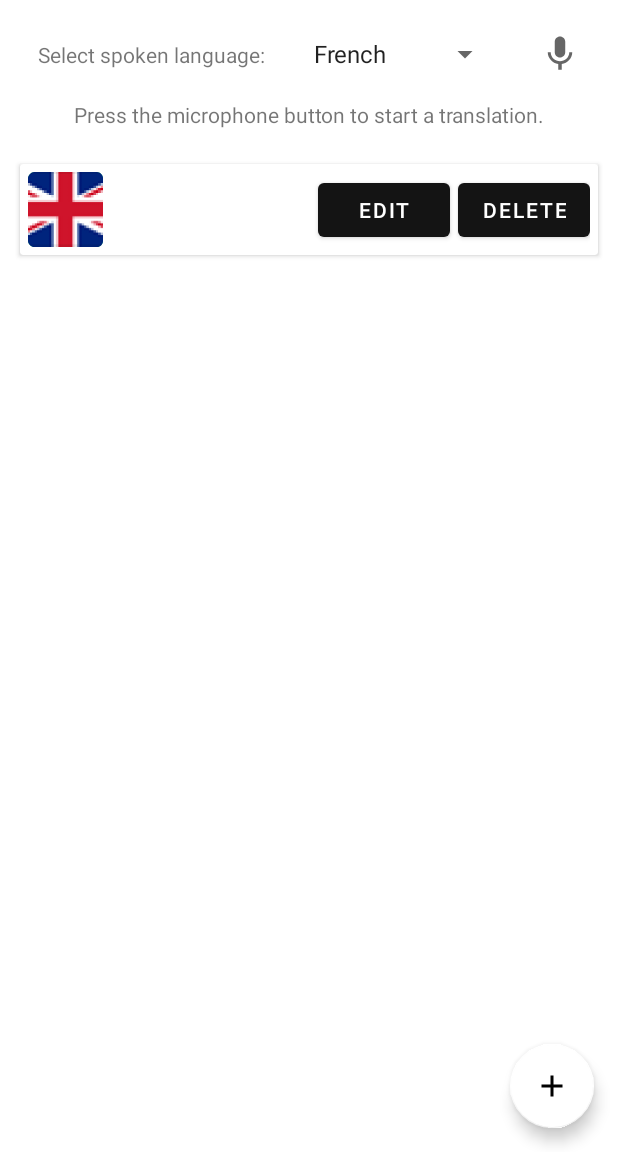
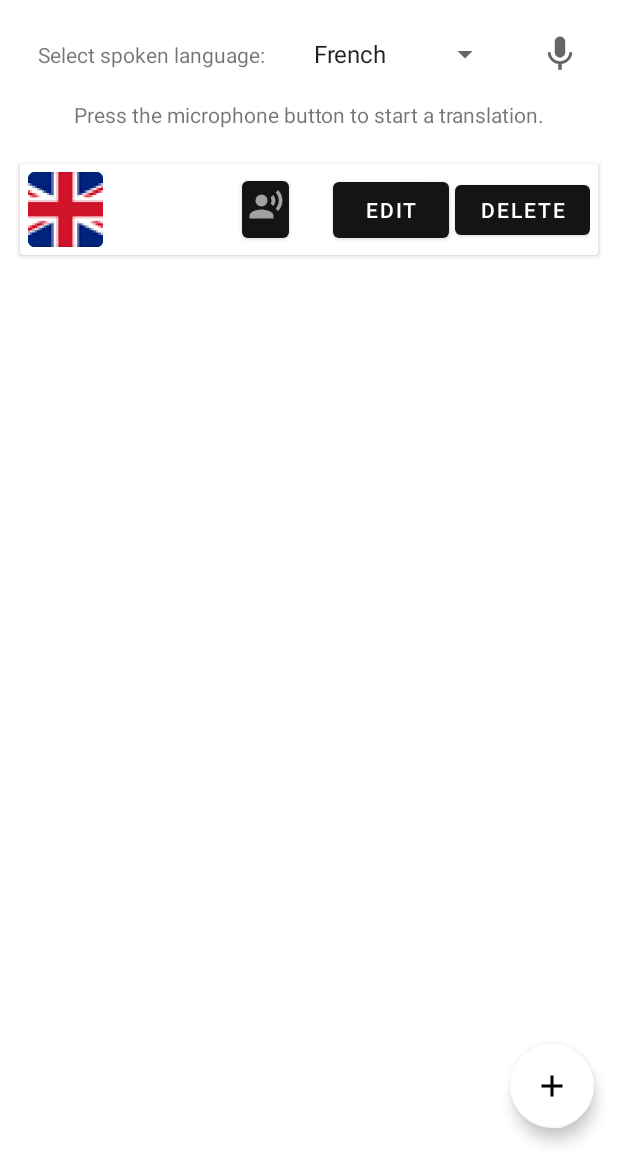
Before and after one commit to ndelvoye/BabelBlock, an Android app: the screen it shows after launch (MainActivity), on a phone screen of 412 x 824 dp, the part 84-1236 px from its top. Run offline under Robolectric (Android 15) with nearby library versions, the phone set to English and light mode, and no system bars; our stand-ins replace Timber; libraries missing offline, so code that uses them is left out: com.afollestad.materialdialogs; 1 statement that could not run was skipped.

Commit message:
add button text to speech

```diff
--- a/app/build.gradle
+++ b/app/build.gradle
@@ -46,6 +46,7 @@ dependencies {
     implementation 'androidx.cardview:cardview:1.0.0'
     implementation "androidx.work:work-runtime-ktx:2.4.0"
     implementation 'com.jakewharton.timber:timber:4.7.1'
+    implementation 'androidx.work:work-runtime:2.3.4'
 
     testImplementation 'junit:junit:4.13.1'
     androidTestImplementation 'androidx.test.ext:junit:1.1.2'
--- /dev/null
+++ b/app/src/main/res/drawable-anydpi/ic_action_speech.xml
@@ -0,0 +1,14 @@
+<vector xmlns:android="http://schemas.android.com/apk/res/android"
+    android:width="24dp"
+    android:height="24dp"
+    android:viewportWidth="24"
+    android:viewportHeight="24"
+    android:tint="@color/white"
+    android:alpha="0.6">
+  <path
+      android:fillColor="@android:color/white"
+      android:pathData="M9,9m-4,0a4,4 0,1 1,8 0a4,4 0,1 1,-8 0"/>
+  <path
+      android:fillColor="@android:color/white"
+      android:pathData="M9,15c-2.67,0 -8,1.34 -8,4v2h16v-2c0,-2.66 -5.33,-4 -8,-4zM16.76,5.36l-1.68,1.69c0.84,1.18 0.84,2.71 0,3.89l1.68,1.69c2.02,-2.02 2.02,-5.07 0,-7.27zM20.07,2l-1.63,1.63c2.77,3.02 2.77,7.56 0,10.74L20.07,16c3.9,-3.89 3.91,-9.95 0,-14z"/>
+</vector>
--- a/app/src/main/res/layout/layout_locale_list_item.xml
+++ b/app/src/main/res/layout/layout_locale_list_item.xml
@@ -2,6 +2,7 @@
 
 <androidx.cardview.widget.CardView xmlns:android="http://schemas.android.com/apk/res/android"
     xmlns:app="http://schemas.android.com/apk/res-auto"
+    xmlns:tools="http://schemas.android.com/tools"
     android:layout_width="match_parent"
     android:layout_height="wrap_content"
     android:layout_margin="5dp">
@@ -25,28 +26,38 @@
             android:id="@+id/chain_translation_text"
             android:layout_width="120dp"
             android:layout_height="wrap_content"
-            app:layout_constraintBottom_toBottomOf="parent"
-            app:layout_constraintEnd_toStartOf="@+id/edit_locale_button"
-            app:layout_constraintStart_toEndOf="@+id/language_flag_img"
-            app:layout_constraintTop_toTopOf="parent" />
+            tools:layout_editor_absoluteX="55dp"
+            tools:layout_editor_absoluteY="16dp" />
 
         <Button
             android:id="@+id/edit_locale_button"
-            android:layout_width="wrap_content"
-            android:layout_height="wrap_content"
-            android:layout_marginEnd="5dp"
+            android:layout_width="77dp"
+            android:layout_height="49dp"
+            android:layout_marginEnd="4dp"
             android:text="@string/edit_button_text"
             app:layout_constraintBottom_toBottomOf="parent"
             app:layout_constraintEnd_toStartOf="@id/delete_locale_button"
-            app:layout_constraintTop_toTopOf="parent" />
+            app:layout_constraintTop_toTopOf="parent"
+            app:layout_constraintVertical_bias="0.583" />
 
         <Button
             android:id="@+id/delete_locale_button"
-            android:layout_width="wrap_content"
-            android:layout_height="wrap_content"
+            android:layout_width="90dp"
+            android:layout_height="45dp"
             android:text="@string/delete_button_text"
             app:layout_constraintBottom_toBottomOf="parent"
             app:layout_constraintEnd_toEndOf="parent"
             app:layout_constraintTop_toTopOf="parent" />
+
+        <Button
+            android:id="@+id/textToSpeech_locale_button"
+            android:layout_width="31dp"
+            android:layout_height="50dp"
+            android:layout_marginStart="1dp"
+            android:layout_marginEnd="8dp"
+            android:drawableTop="@drawable/ic_action_speech"
+            app:layout_constraintEnd_toStartOf="@+id/edit_locale_button"
+            app:layout_constraintStart_toEndOf="@+id/chain_translation_text"
+            tools:layout_editor_absoluteY="0dp" />
     </androidx.constraintlayout.widget.ConstraintLayout>
 </androidx.cardview.widget.CardView>
```
Also changed, not shown: app/src/main/res/drawable-hdpi/ic_action_speech.png (added), app/src/main/res/drawable-mdpi/ic_action_speech.png (added), app/src/main/res/drawable-xhdpi/ic_action_speech.png (added), app/src/main/res/drawable-xxhdpi/ic_action_speech.png (added), 769 other files.
